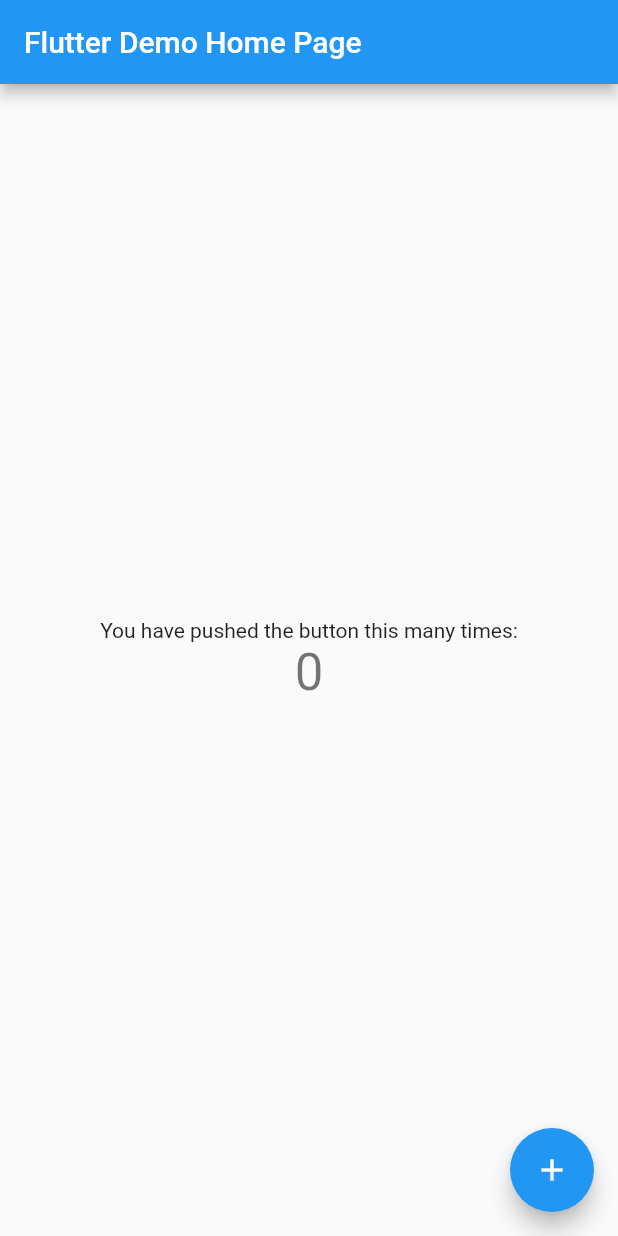
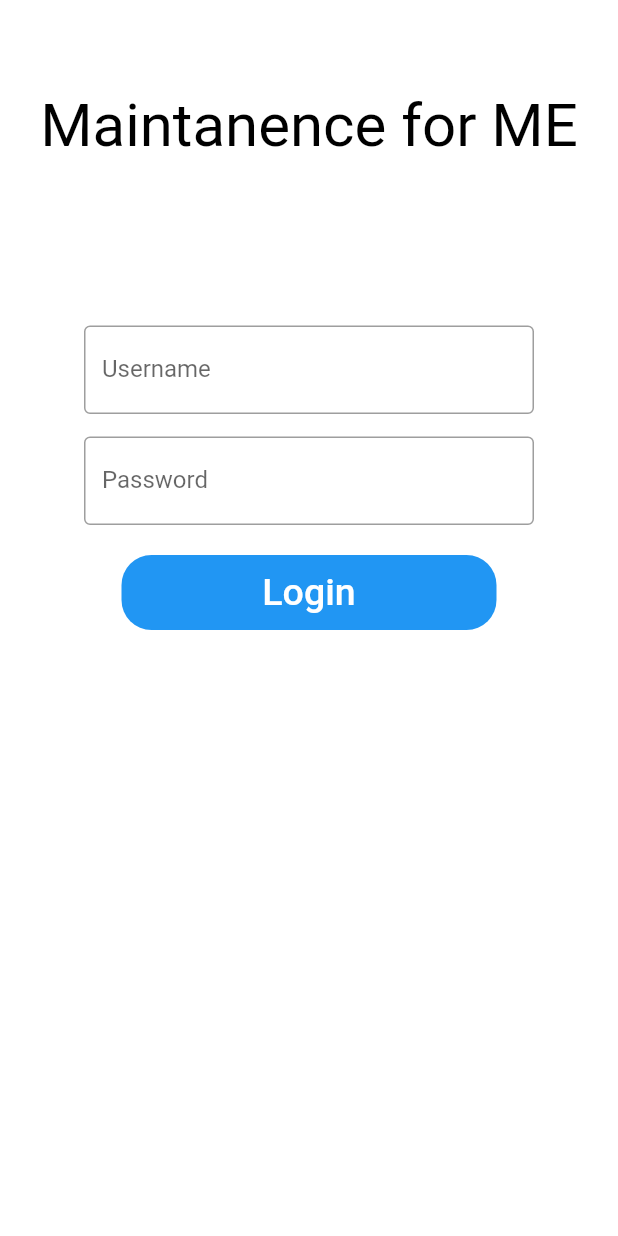
Before and after one commit to akuzni2/me_maintanence, a Flutter app: the screen it shows after launch, on a phone screen of 412 x 824 dp. Run offline on Flutter 3.47's test engine with Material 2 defaults, Android fonts, the phone set to English and light mode, and no system bars.

Commit message:
login screen

```diff
--- /dev/null
+++ b/lib/home/home_page.dart
@@ -0,0 +1,13 @@
+import 'package:flutter/cupertino.dart';
+import 'package:flutter/material.dart';
+
+class HomePage extends StatelessWidget {
+  @override
+  Widget build(BuildContext context) {
+    return Container(
+      child: Center(
+          child:
+              Text("hi", style: TextStyle(color: Colors.black, fontSize: 325))),
+    );
+  }
+}
--- a/lib/main.dart
+++ b/lib/main.dart
@@ -1,4 +1,5 @@
 import 'package:flutter/material.dart';
+import 'package:me_maintanence/patient/patient_login.dart';
 
 void main() {
   runApp(const MyApp());
@@ -11,105 +12,28 @@
   @override
   Widget build(BuildContext context) {
     return MaterialApp(
+      debugShowCheckedModeBanner: false,
       title: 'Flutter Demo',
       theme: ThemeData(
-        // This is the theme of your application.
-        //
-        // Try running your application with "flutter run". You'll see the
-        // application has a blue toolbar. Then, without quitting the app, try
-        // changing the primarySwatch below to Colors.green and then invoke
-        // "hot reload" (press "r" in the console where you ran "flutter run",
-        // or simply save your changes to "hot reload" in a Flutter IDE).
-        // Notice that the counter didn't reset back to zero; the application
-        // is not restarted.
-        primarySwatch: Colors.blue,
+        primarySwatch: Colors.grey,
       ),
-      home: const MyHomePage(title: 'Flutter Demo Home Page'),
+      home: MyHomePage(),
     );
   }
 }
 
 class MyHomePage extends StatefulWidget {
-  const MyHomePage({Key? key, required this.title}) : super(key: key);
-
-  // This widget is the home page of your application. It is stateful, meaning
-  // that it has a State object (defined below) that contains fields that affect
-  // how it looks.
-
-  // This class is the configuration for the state. It holds the values (in this
-  // case the title) provided by the parent (in this case the App widget) and
-  // used by the build method of the State. Fields in a Widget subclass are
-  // always marked "final".
-
-  final String title;
 
   @override
   State<MyHomePage> createState() => _MyHomePageState();
 }
 
 class _MyHomePageState extends State<MyHomePage> {
-  int _counter = 0;
-
-  void _incrementCounter() {
-    setState(() {
-      // This call to setState tells the Flutter framework that something has
-      // changed in this State, which causes it to rerun the build method below
-      // so that the display can reflect the updated values. If we changed
-      // _counter without calling setState(), then the build method would not be
-      // called again, and so nothing would appear to happen.
-      _counter++;
-    });
-  }
-
   @override
   Widget build(BuildContext context) {
-    // This method is rerun every time setState is called, for instance as done
-    // by the _incrementCounter method above.
-    //
-    // The Flutter framework has been optimized to make rerunning build methods
-    // fast, so that you can just rebuild anything that needs updating rather
-    // than having to individually change instances of widgets.
     return Scaffold(
-      appBar: AppBar(
-        // Here we take the value from the MyHomePage object that was created by
-        // the App.build method, and use it to set our appbar title.
-        title: Text(widget.title),
-      ),
-      body: Center(
-        // Center is a layout widget. It takes a single child and positions it
-        // in the middle of the parent.
-        child: Column(
-          // Column is also a layout widget. It takes a list of children and
-          // arranges them vertically. By default, it sizes itself to fit its
-          // children horizontally, and tries to be as tall as its parent.
-          //
-          // Invoke "debug painting" (press "p" in the console, choose the
-          // "Toggle Debug Paint" action from the Flutter Inspector in Android
-          // Studio, or the "Toggle Debug Paint" command in Visual Studio Code)
-          // to see the wireframe for each widget.
-          //
-          // Column has various properties to control how it sizes itself and
-          // how it positions its children. Here we use mainAxisAlignment to
-          // center the children vertically; the main axis here is the vertical
-          // axis because Columns are vertical (the cross axis would be
-          // horizontal).
-          mainAxisAlignment: MainAxisAlignment.center,
-          children: <Widget>[
-            const Text(
-              'You have pushed the button this many times:',
-            ),
-            Text(
-              '$_counter',
-              style: Theme.of(context).textTheme.headline4,
-            ),
-          ],
-        ),
-      ),
-      floatingActionButton: FloatingActionButton(
-        onPressed: _incrementCounter,
-        tooltip: 'Increment',
-        child: const Icon(Icons.add),
-      ), // This trailing comma makes auto-formatting nicer for build methods.
-    );
+        body:
+            PatientLogin() // This trailing comma makes auto-formatting nicer for build methods.
+        );
   }
 }
--- /dev/null
+++ b/lib/patient/patient_login.dart
@@ -0,0 +1,89 @@
+// ignore_for_file: prefer_const_constructors
+
+import 'package:flutter/cupertino.dart';
+import 'package:flutter/material.dart';
+import 'package:me_maintanence/home/home_page.dart';
+
+class PatientLogin extends StatefulWidget {
+  @override
+  _PatientLoginState createState() => _PatientLoginState();
+}
+
+class _PatientLoginState extends State<PatientLogin> {
+  @override
+  Widget build(BuildContext context) {
+    final textScale = MediaQuery.of(context).textScaleFactor;
+
+    return Scaffold(
+      backgroundColor: Colors.white,
+      body: SingleChildScrollView(
+        child: Center(
+          child: Column(
+            children: <Widget>[
+              Padding(
+                padding: const EdgeInsets.only(top: 60.0),
+                child: Text("Maintanence for ME",
+                    style: TextStyle(
+                        color: Colors.black, fontSize: 40 * textScale)),
+              ),
+              Padding(
+                padding: const EdgeInsets.only(top: 60.0, bottom: 50),
+              ),
+              Padding(
+                padding:
+                    EdgeInsets.only(left: 15.0, right: 15.0, top: 0, bottom: 0),
+                // padding: EdgeInsets.all(15),
+                child: SizedBox(
+                  width: 300,
+                  child: TextField(
+                    decoration: InputDecoration(
+                        border: OutlineInputBorder(),
+                        labelText: 'Username',
+                        hintText: 'Enter Provider given username'),
+                  ),
+                ),
+              ),
+              Padding(
+                padding: const EdgeInsets.only(
+                    left: 15.0, right: 15.0, top: 15, bottom: 0),
+                //padding: EdgeInsets.symmetric(horizontal: 15),
+                child: SizedBox(
+                  width: 300,
+                  child: TextField(
+                    obscureText: true,
+                    decoration: InputDecoration(
+                        border: OutlineInputBorder(),
+                        labelText: 'Password',
+                        hintText: 'Enter provider given password'),
+                  ),
+                ),
+              ),
+              Padding(padding: const EdgeInsets.all(10)),
+              Container(
+                height: 50,
+                width: 250,
+                decoration: BoxDecoration(
+                    color: Colors.blue,
+                    borderRadius: BorderRadius.circular(20)),
+                child: TextButton(
+                  onPressed: () {
+                    Navigator.push(
+                        context, MaterialPageRoute(builder: (_) => HomePage()));
+                  },
+                  style: TextButton.styleFrom(primary: Colors.deepOrange),
+                  child: Text(
+                    'Login',
+                    style: TextStyle(color: Colors.white, fontSize: 25),
+                  ),
+                ),
+              ),
+              SizedBox(
+                height: 130,
+              ),
+            ],
+          ),
+        ),
+      ),
+    );
+  }
+}
```
